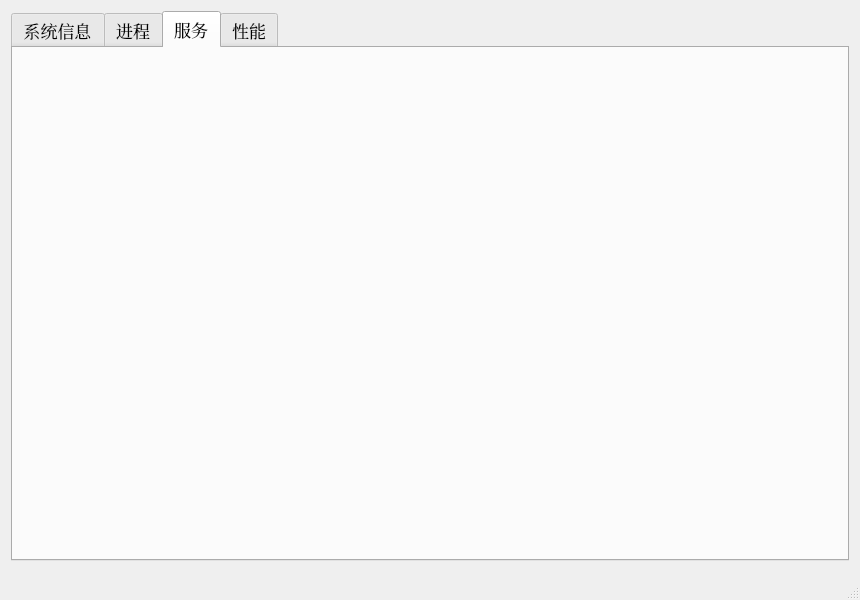
This is taskManager/mainwindow.ui in caoyuchao/taskManager as Qt 5 draws it before an edit. The edited form follows.
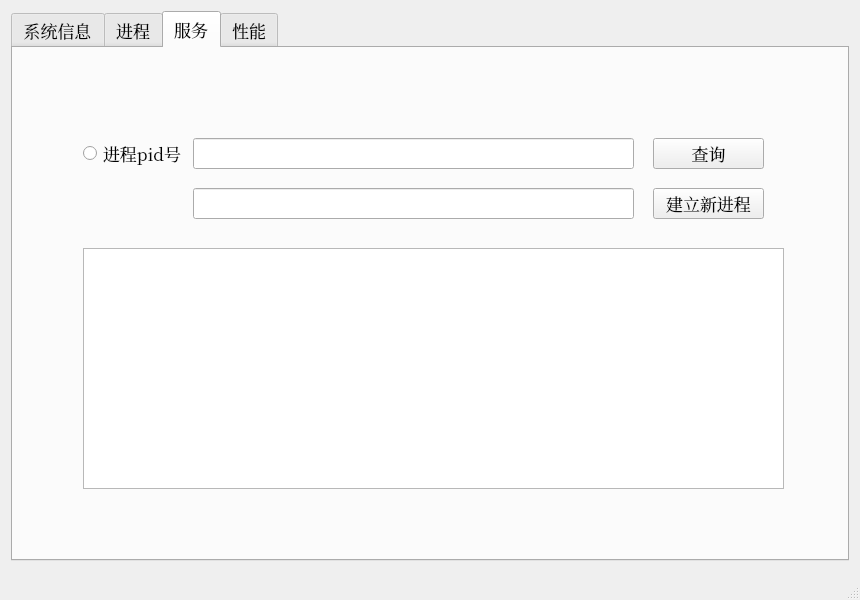
This is the edited form. The open tabs and pages were chosen to show the change.

Commit message: second step,process info and query module has been compeleted

Patch:
```diff
--- a/taskManager/mainwindow.ui
+++ b/taskManager/mainwindow.ui
@@ -187,6 +187,78 @@
          <attribute name="title">
           <string>服务</string>
          </attribute>
+         <widget class="QRadioButton" name="rbutton">
+          <property name="geometry">
+           <rect>
+            <x>70</x>
+            <y>90</y>
+            <width>111</width>
+            <height>31</height>
+           </rect>
+          </property>
+          <property name="toolTip">
+           <string>选中通过进程名称查询</string>
+          </property>
+          <property name="text">
+           <string>进程pid号</string>
+          </property>
+         </widget>
+         <widget class="QLineEdit" name="lnEdQuery">
+          <property name="geometry">
+           <rect>
+            <x>180</x>
+            <y>90</y>
+            <width>441</width>
+            <height>31</height>
+           </rect>
+          </property>
+         </widget>
+         <widget class="QPushButton" name="btQuery">
+          <property name="geometry">
+           <rect>
+            <x>640</x>
+            <y>90</y>
+            <width>111</width>
+            <height>31</height>
+           </rect>
+          </property>
+          <property name="text">
+           <string>查询</string>
+          </property>
+         </widget>
+         <widget class="QTextBrowser" name="tbrDetails">
+          <property name="geometry">
+           <rect>
+            <x>70</x>
+            <y>200</y>
+            <width>701</width>
+            <height>241</height>
+           </rect>
+          </property>
+         </widget>
+         <widget class="QLineEdit" name="lnEdNewPro">
+          <property name="geometry">
+           <rect>
+            <x>180</x>
+            <y>140</y>
+            <width>441</width>
+            <height>31</height>
+           </rect>
+          </property>
+         </widget>
+         <widget class="QPushButton" name="btNewPro">
+          <property name="geometry">
+           <rect>
+            <x>640</x>
+            <y>140</y>
+            <width>111</width>
+            <height>31</height>
+           </rect>
+          </property>
+          <property name="text">
+           <string>建立新进程</string>
+          </property>
+         </widget>
         </widget>
         <widget class="QWidget" name="tab_4">
          <attribute name="title">
```
Left out of the diff: 71 changed lines with no effect on the pictures. The commit also changes 15 other files.
